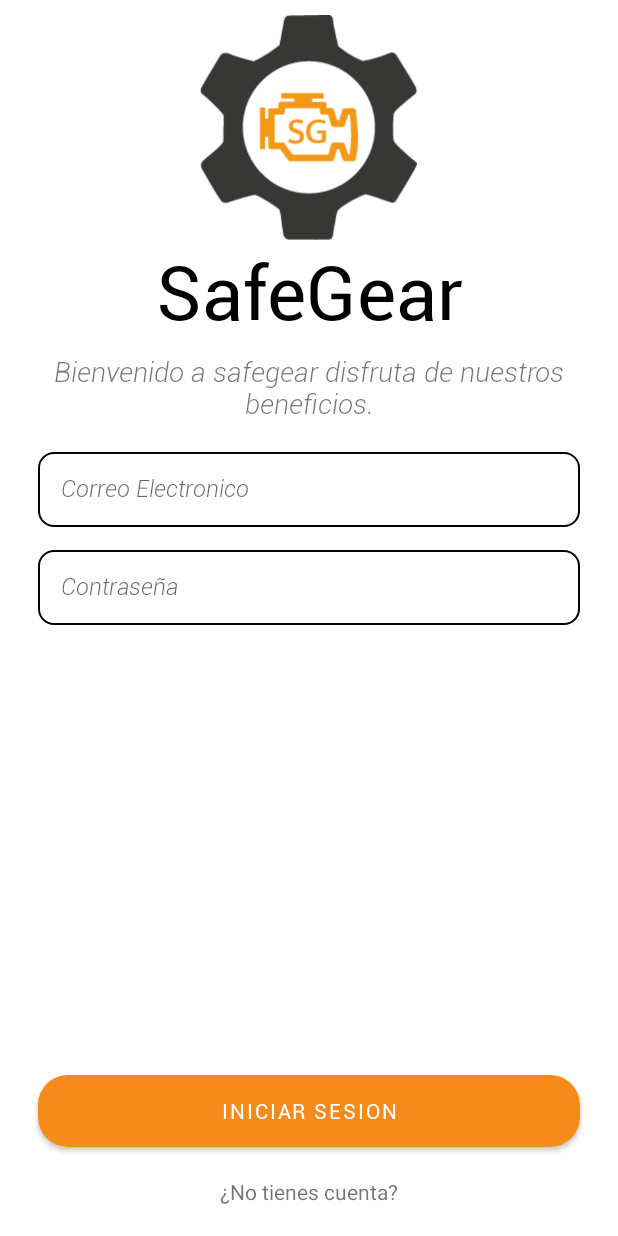
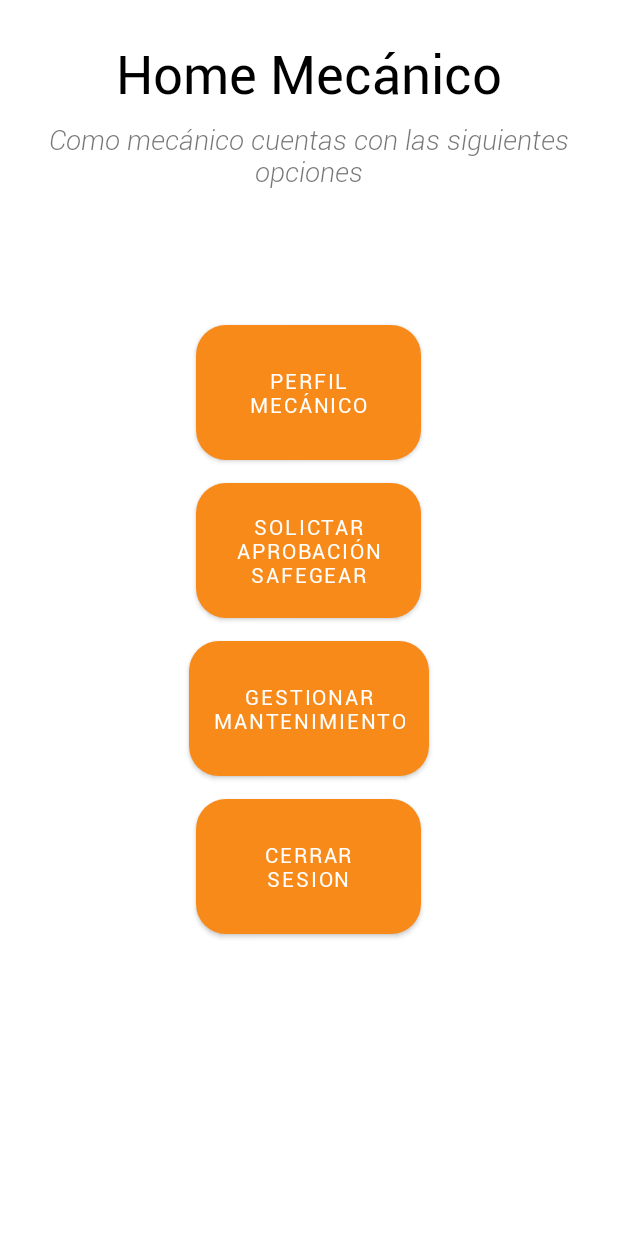
Before and after one commit to dowe12/SafeGear, an Android app: the screen it shows after launch (Login before the commit, HomeMechanicActivity after it), on a phone screen of 412 x 824 dp. Run offline under Robolectric (Android 15) with nearby library versions, the phone set to English and light mode, and no system bars; Roboto replaces fonts that are not available here.

Commit message:
Home mecanico parcialmente terminado y conectado con incio de sesion y registro

```diff
--- a/app/src/main/AndroidManifest.xml
+++ b/app/src/main/AndroidManifest.xml
@@ -17,8 +17,14 @@
         android:usesCleartextTraffic="true"
         tools:targetApi="31">
         <activity
-            android:name=".HomeMecanico"
-            android:exported="false" />
+            android:name=".ui.mechanic.HomeMechanicActivity"
+            android:exported="true">
+            <intent-filter>
+                <action android:name="android.intent.action.MAIN" />
+
+                <category android:name="android.intent.category.LAUNCHER" />
+            </intent-filter>
+        </activity>
         <activity
             android:name=".HomeVehiculo"
             android:exported="false" />
@@ -39,15 +45,13 @@
             android:exported="false" />
         <activity
             android:name=".Login"
-            android:exported="true">
-            <intent-filter>
-                <action android:name="android.intent.action.MAIN" />
-                <category android:name="android.intent.category.LAUNCHER" />
-            </intent-filter>
+            android:exported="false">
+
         </activity>
         <activity
             android:name=".RegistroVehiculo"
-            android:exported="false"/>
+            android:exported="false" />
+
         <meta-data
             android:name="preloaded_fonts"
             android:resource="@array/preloaded_fonts" />
--- a/app/src/main/java/com/example/safegear/HomeMecanico.kt
+++ /dev/null
@@ -1,11 +0,0 @@
-package com.example.safegear
-
-import androidx.appcompat.app.AppCompatActivity
-import android.os.Bundle
-
-class HomeMecanico : AppCompatActivity() {
-    override fun onCreate(savedInstanceState: Bundle?) {
-        super.onCreate(savedInstanceState)
-        setContentView(R.layout.activity_home_mecanico)
-    }
-}
--- a/app/src/main/java/com/example/safegear/Login.kt
+++ b/app/src/main/java/com/example/safegear/Login.kt
@@ -15,6 +15,7 @@ import retrofit2.converter.gson.GsonConverterFactory
 import com.example.safegear.model.UserResponse
 import com.example.safegear.model.SharedApp
 import com.example.safegear.network.APIService
+import com.example.safegear.ui.mechanic.HomeMechanicActivity
 
 class Login : AppCompatActivity() {
     private lateinit var binding: ActivityLoginBinding
@@ -84,7 +85,7 @@ class Login : AppCompatActivity() {
                 finish()
             }
             "2" -> {
-                val i = Intent(this, HomeMecanico::class.java)
+                val i = Intent(this, HomeMechanicActivity::class.java)
                 startActivity(i)
                 finish()
             }
--- a/app/src/main/java/com/example/safegear/RegistroUsuario.kt
+++ b/app/src/main/java/com/example/safegear/RegistroUsuario.kt
@@ -9,6 +9,7 @@ import com.example.safegear.databinding.ActivityRegistroUsuarioBinding
 import com.example.safegear.model.SharedApp
 import com.example.safegear.model.UserBodyRegister
 import com.example.safegear.network.APIService
+import com.example.safegear.ui.mechanic.HomeMechanicActivity
 import kotlinx.coroutines.CoroutineScope
 import kotlinx.coroutines.Dispatchers
 import kotlinx.coroutines.launch
@@ -85,7 +86,7 @@ class RegistroUsuario : AppCompatActivity() {
                 finish()
             }
             "2" -> {
-                val i = Intent(this, HomeMecanico::class.java)
+                val i = Intent(this, HomeMechanicActivity::class.java)
                 startActivity(i)
                 finish()
             }
--- /dev/null
+++ b/app/src/main/java/com/example/safegear/ui/mechanic/HomeMechanicActivity.kt
@@ -0,0 +1,16 @@
+package com.example.safegear.ui.mechanic
+
+import androidx.appcompat.app.AppCompatActivity
+import android.os.Bundle
+import com.example.safegear.databinding.ActivityHomeMechanicBinding
+import com.example.safegear.databinding.ActivityLoginBinding
+import com.example.safegear.databinding.ActivityRegistroUsuarioBinding
+
+class HomeMechanicActivity : AppCompatActivity() {
+    lateinit var binding: ActivityHomeMechanicBinding
+    override fun onCreate(savedInstanceState: Bundle?) {
+        super.onCreate(savedInstanceState)
+        binding = ActivityHomeMechanicBinding.inflate(layoutInflater)
+        setContentView(binding.root)
+    }
+}
--- a/app/src/main/res/layout/activity_home_mecanico.xml
+++ /dev/null
@@ -1,22 +0,0 @@
-<?xml version="1.0" encoding="utf-8"?>
-<androidx.constraintlayout.widget.ConstraintLayout xmlns:android="http://schemas.android.com/apk/res/android"
-    xmlns:app="http://schemas.android.com/apk/res-auto"
-    xmlns:tools="http://schemas.android.com/tools"
-    android:layout_width="match_parent"
-    android:layout_height="match_parent"
-    tools:context=".HomeMecanico">
-
-    <TextView
-        android:id="@+id/textView2"
-        android:layout_width="wrap_content"
-        android:layout_height="wrap_content"
-        android:layout_marginTop="196dp"
-        android:fontFamily="@font/roboto_bold"
-        android:text=" Uups             Home de mecánico en construcción 🏗️"
-        android:textAlignment="center"
-        android:textSize="50dp"
-        app:layout_constraintEnd_toEndOf="parent"
-        app:layout_constraintHorizontal_bias="0.0"
-        app:layout_constraintStart_toStartOf="parent"
-        app:layout_constraintTop_toTopOf="parent" />
-</androidx.constraintlayout.widget.ConstraintLayout>
--- /dev/null
+++ b/app/src/main/res/layout/activity_home_mechanic.xml
@@ -0,0 +1,93 @@
+<?xml version="1.0" encoding="utf-8"?>
+<androidx.constraintlayout.widget.ConstraintLayout xmlns:android="http://schemas.android.com/apk/res/android"
+    xmlns:app="http://schemas.android.com/apk/res-auto"
+    xmlns:tools="http://schemas.android.com/tools"
+    android:layout_width="match_parent"
+    android:layout_height="match_parent"
+    tools:context=".ui.mechanic.HomeMechanicActivity">
+    <LinearLayout
+        android:layout_width="match_parent"
+        android:layout_height="wrap_content"
+        android:layout_gravity="top"
+        android:gravity="center_horizontal"
+        android:orientation="vertical"
+        app:layout_constraintEnd_toEndOf="parent"
+        app:layout_constraintStart_toStartOf="parent"
+        app:layout_constraintTop_toTopOf="parent">
+
+        <TextView
+            android:layout_width="wrap_content"
+            android:layout_height="wrap_content"
+            android:layout_gravity="center_horizontal"
+            android:layout_marginTop="25dp"
+            android:fontFamily="@font/roboto_regular"
+            android:text="Home Mecánico"
+            android:textColor="@color/black"
+            android:textSize="35sp" />
+
+        <TextView
+            android:layout_width="wrap_content"
+            android:layout_height="wrap_content"
+            android:layout_marginLeft="25dp"
+            android:layout_marginTop="8dp"
+            android:layout_marginRight="25dp"
+            android:fontFamily="@font/roboto_light_italic"
+            android:text="Como mecánico cuentas con las siguientes opciones"
+            android:textAlignment="center"
+            android:textSize="18sp" />
+    </LinearLayout>
+
+    <LinearLayout
+        android:layout_width="match_parent"
+        android:layout_height="match_parent"
+        android:gravity="center_vertical"
+        android:orientation="vertical"
+        app:layout_constraintEnd_toEndOf="parent"
+        app:layout_constraintStart_toStartOf="parent"
+        app:layout_constraintTop_toTopOf="parent">
+
+        <Button
+            android:id="@+id/btn_perfil_home_m"
+            android:layout_width="150dp"
+            android:layout_height="90dp"
+            android:layout_gravity="center"
+            android:layout_marginTop="15dp"
+            android:background="@drawable/rounded_button"
+            android:backgroundTint="@color/btn_color"
+            android:fontFamily="@font/roboto_regular"
+            android:text="Perfil mecánico" />
+
+        <Button
+            android:id="@+id/btn_perfil_aprobacion_home_m"
+            android:layout_width="150dp"
+            android:layout_height="90dp"
+            android:layout_gravity="center"
+            android:layout_marginTop="15dp"
+            android:background="@drawable/rounded_button"
+            android:backgroundTint="@color/btn_color"
+            android:fontFamily="@font/roboto_regular"
+            android:text="Solictar aprobación SafeGear" />
+
+        <Button
+            android:id="@+id/btn_gestionar_vehiculo_home_m"
+            android:layout_width="wrap_content"
+            android:layout_height="90dp"
+            android:layout_gravity="center"
+            android:layout_marginTop="15dp"
+            android:background="@drawable/rounded_button"
+            android:backgroundTint="@color/btn_color"
+            android:fontFamily="@font/roboto_regular"
+            android:text="Gestionar\nmantenimiento" />
+
+        <Button
+            android:id="@+id/btn_logout_home_m"
+            android:layout_width="150dp"
+            android:layout_height="90dp"
+            android:layout_gravity="center"
+            android:layout_marginTop="15dp"
+            android:background="@drawable/rounded_button"
+            android:backgroundTint="@color/btn_color"
+            android:fontFamily="@font/roboto_regular"
+            android:text="Cerrar Sesion" />
+    </LinearLayout>
+</androidx.constraintlayout.widget.ConstraintLayout>
--- a/app/src/main/res/values/strings.xml
+++ b/app/src/main/res/values/strings.xml
@@ -2,5 +2,5 @@
     <string name="app_name">SafeGear</string>
     <string name="name">Name</string>
     <string name="marca">marca</string>
-    <string name="url_base">http://192.168.20.21/BackendSafeGear/public/api/</string>
+    <string name="url_base">http://172.21.1.145/BackendSafeGear/public/</string>
 </resources>
```
